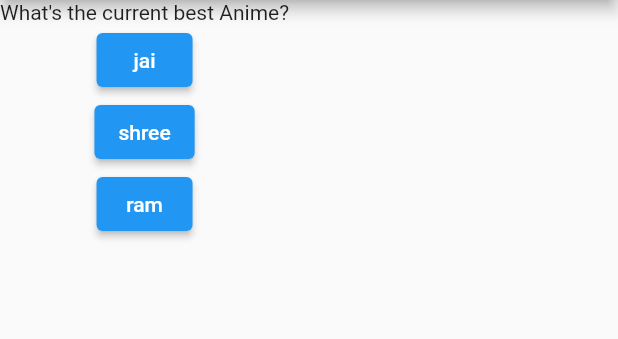
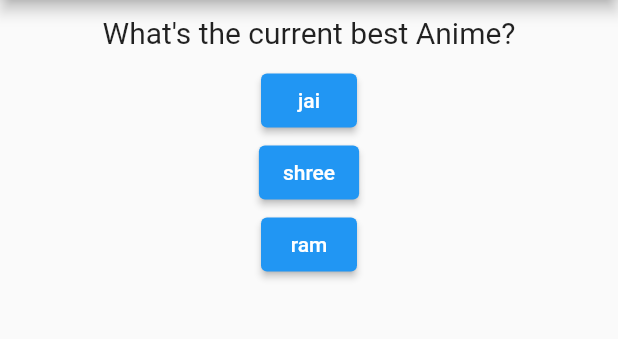
Before and after one commit to pranjalchaplot/flutter_quiz_app, a Flutter app: the screen it shows after launch, on a phone screen of 412 x 824 dp, the part 84-423 px from its top. Run offline on Flutter 3.47's test engine with Material 2 defaults, Android fonts, the phone set to English and light mode, and no system bars.

Commit message:
styled the questionText

```diff
--- a/lib/question.dart
+++ b/lib/question.dart
@@ -3,10 +3,20 @@ import 'package:flutter/material.dart';
 class Question extends StatelessWidget {
   final String questionText;
 
-  Question(this.questionText);
+  const Question(this.questionText);
 
   @override
   StatelessWidget build(BuildContext context) {
-    return Text(questionText);
+    return Container(
+      width: double.infinity,
+      margin: const EdgeInsets.all(10),
+      child: Text(
+        questionText,
+        style: const TextStyle(
+          fontSize: 20,
+        ),
+        textAlign: TextAlign.center,
+      ),
+    );
   }
 }
```
